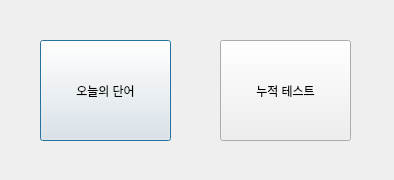
The window that MainWindow.ui (KangInPark/VocaTester) describes before a commit, drawn with Qt 5.
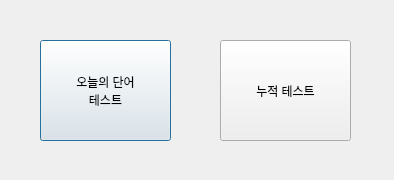
The same window after the commit.

Commit message: 형식: 버튼 명 변경

The edit to the form file:
```diff
--- a/MainWindow.ui
+++ b/MainWindow.ui
@@ -23,7 +23,8 @@
     </rect>
    </property>
    <property name="text">
-    <string>오늘의 단어</string>
+    <string>오늘의 단어
+테스트</string>
    </property>
   </widget>
   <widget class="QPushButton" name="btn2">
```
